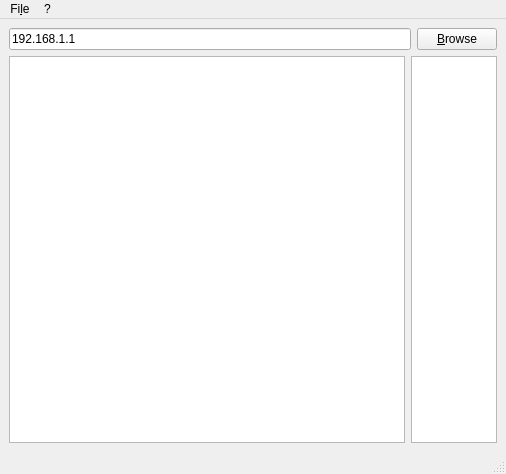
Before: the Qt Designer form qmclientwidget.ui in teknoraver/qmclient, drawn with Qt 5.
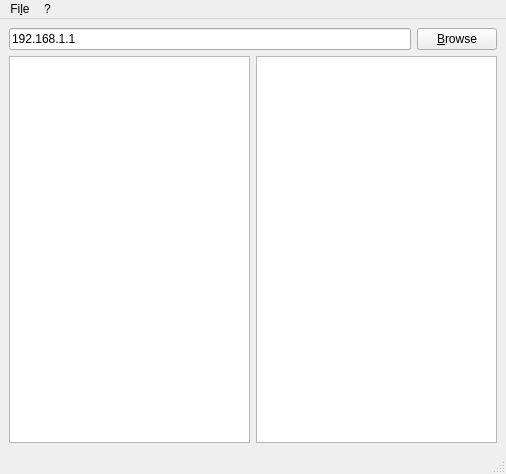
After: the same form once the commit is applied. Icons and pictures are not drawn.

Commit message: show relative path in leaf

What changed in the file:
```diff
--- a/qmclientwidget.ui
+++ b/qmclientwidget.ui
@@ -19,35 +19,31 @@
   </property>
   <widget class="QWidget" name="centralwidget">
    <layout class="QGridLayout" name="gridLayout">
-    <item row="0" column="0" colspan="2">
+    <item row="0" column="0">
      <widget class="QLineEdit" name="cpeip">
       <property name="text">
        <string>192.168.1.1</string>
       </property>
      </widget>
     </item>
-    <item row="0" column="2">
+    <item row="0" column="1">
      <widget class="QPushButton" name="browse">
       <property name="text">
        <string>&amp;Browse</string>
       </property>
      </widget>
     </item>
-    <item row="1" column="0">
+    <item row="1" column="0" colspan="2">
+     <layout class="QHBoxLayout" name="horizontalLayout">
+      <item>
      <widget class="QTreeView" name="objects">
-      <property name="sizeAdjustPolicy">
-       <enum>QAbstractScrollArea::AdjustToContents</enum>
-      </property>
       <attribute name="headerVisible">
        <bool>false</bool>
       </attribute>
      </widget>
     </item>
-    <item row="1" column="1" colspan="2">
+      <item>
      <widget class="QTableView" name="leaves">
-      <property name="sizeAdjustPolicy">
-       <enum>QAbstractScrollArea::AdjustToContents</enum>
-      </property>
       <property name="sortingEnabled">
        <bool>true</bool>
       </property>
@@ -58,6 +54,8 @@
        <bool>false</bool>
       </attribute>
      </widget>
+      </item>
+     </layout>
     </item>
    </layout>
   </widget>
```
Lines whose indentation alone changed are shown as unchanged. The commit also changes 1 other file.
